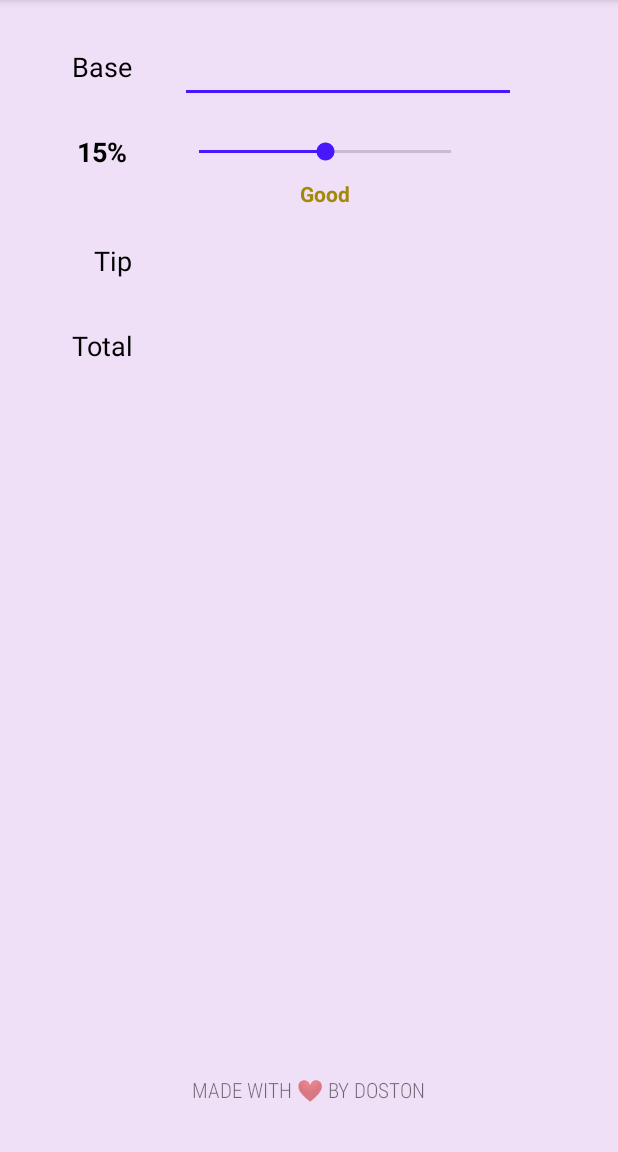
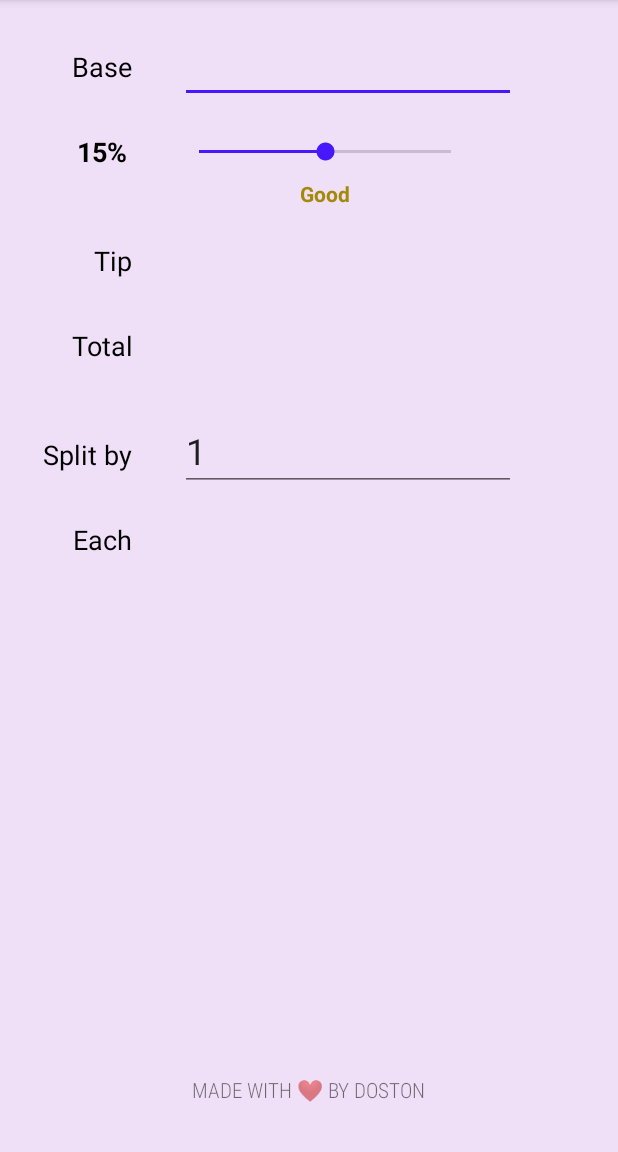
Before and after one commit to Dostonbek1/Tippy, an Android app: the screen it shows after launch (MainActivity), on a phone screen of 412 x 824 dp, the part 84-1236 px from its top. Run offline under Robolectric (Android 15) with nearby library versions, the phone set to English and light mode, and no system bars.

Commit message:
Added Split By feature

```diff
--- a/app/src/main/res/layout/activity_main.xml
+++ b/app/src/main/res/layout/activity_main.xml
@@ -58,6 +58,28 @@
         app:layout_constraintStart_toStartOf="parent"
         app:layout_constraintTop_toBottomOf="@+id/tvTipLabel" />
 
+    <TextView
+        android:id="@+id/tvSplitLabel"
+        android:layout_width="wrap_content"
+        android:layout_height="wrap_content"
+        android:layout_marginTop="48dp"
+        android:text="Split by"
+        android:textColor="@android:color/black"
+        android:textSize="18sp"
+        app:layout_constraintEnd_toEndOf="@+id/tvBaseLabel"
+        app:layout_constraintTop_toBottomOf="@+id/tvTotalLabel" />
+
+    <TextView
+        android:id="@+id/tvEachLabel"
+        android:layout_width="wrap_content"
+        android:layout_height="wrap_content"
+        android:layout_marginTop="32dp"
+        android:text="Each"
+        android:textColor="@android:color/black"
+        android:textSize="18sp"
+        app:layout_constraintEnd_toEndOf="@+id/tvBaseLabel"
+        app:layout_constraintTop_toBottomOf="@+id/tvSplitLabel" />
+
     <!-- Views on the right side -->
 
     <EditText
@@ -69,8 +91,7 @@
         android:inputType="numberDecimal"
         android:textSize="24sp"
         app:layout_constraintStart_toEndOf="@+id/tvBaseLabel"
-        app:layout_constraintBaseline_toBaselineOf="@id/tvBaseLabel"
-        tools:layout_editor_absoluteY="16dp" />
+        app:layout_constraintBaseline_toBaselineOf="@id/tvBaseLabel" />
 
     <SeekBar
         android:id="@+id/seekBarTip"
@@ -113,6 +134,29 @@
         app:layout_constraintTop_toBottomOf="@+id/seekBarTip"
         tools:text="Acceptable" />
 
+    <EditText
+        android:id="@+id/etSplit"
+        android:layout_width="wrap_content"
+        android:layout_height="wrap_content"
+        android:layout_marginStart="32dp"
+        android:ems="8"
+        android:inputType="numberDecimal"
+        android:text="1"
+        android:textSize="24sp"
+        app:layout_constraintBaseline_toBaselineOf="@id/tvSplitLabel"
+        app:layout_constraintBottom_toBottomOf="@+id/tvSplitLabel"
+        app:layout_constraintStart_toEndOf="@+id/tvSplitLabel" />
+
+    <TextView
+        android:id="@+id/tvEachAmount"
+        android:layout_width="wrap_content"
+        android:layout_height="wrap_content"
+        android:layout_marginStart="32dp"
+        android:textSize="24sp"
+        app:layout_constraintBaseline_toBaselineOf="@id/tvEachLabel"
+        app:layout_constraintStart_toEndOf="@+id/tvEachLabel"
+        tools:text="13.23" />
+
     <!-- Footer -->
 
     <TextView
@@ -127,4 +171,6 @@
         app:layout_constraintEnd_toEndOf="parent"
         app:layout_constraintStart_toStartOf="parent" />
 
+
+
 </androidx.constraintlayout.widget.ConstraintLayout>
```
Also changed, not shown: app/src/main/java/com/example/tippy/MainActivity.kt (+37 -0 lines), 1 other file.
